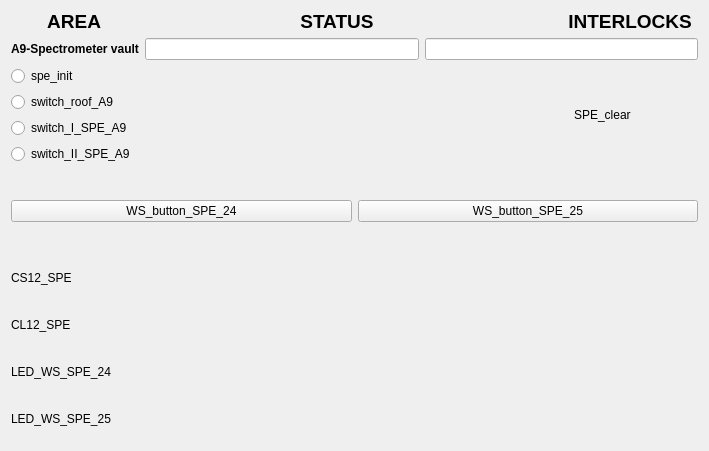
yannS2016/tlabsVCS, file vcsDisplays/SPE.ui: the form before one commit.
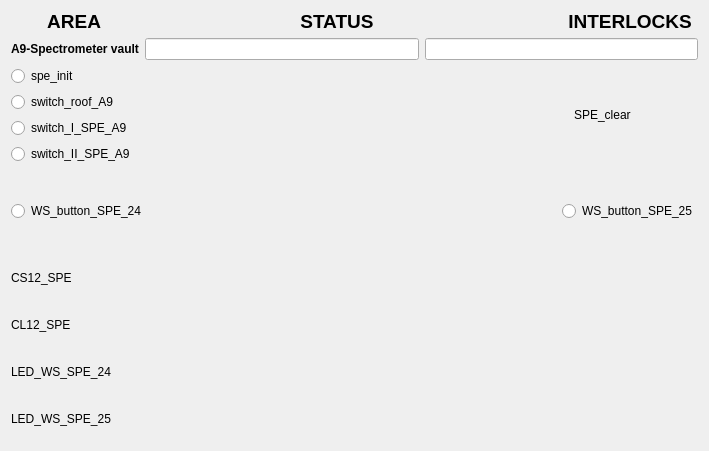
The form after the commit. Custom widgets are drawn as their Qt base class.

The edit to the form file:
```diff
--- a/vcsDisplays/SPE.ui
+++ b/vcsDisplays/SPE.ui
@@ -6,7 +6,7 @@
    <rect>
     <x>0</x>
     <y>0</y>
-    <width>671</width>
+    <width>648</width>
     <height>451</height>
    </rect>
   </property>
@@ -247,21 +247,15 @@
    <item>
     <layout class="QHBoxLayout" name="horizontalLayout_10">
      <item>
-      <widget class="QEPushButton" name="qepushbutton">
+      <widget class="QERadioButton" name="qeradiobutton_6">
        <property name="text">
         <string>WS_button_SPE_24</string>
        </property>
        <property name="variable" stdset="0">
         <string>VCS:WS-BUT-SPE-24</string>
        </property>
-       <property name="writeOnPress">
-        <bool>true</bool>
-       </property>
-       <property name="writeOnRelease">
-        <bool>true</bool>
-       </property>
-       <property name="writeOnClick">
-        <bool>false</bool>
+       <property name="format" stdset="0">
+        <enum>QERadioButton::LocalEnumeration</enum>
        </property>
        <property name="pressText">
         <string>0</string>
@@ -272,21 +266,28 @@
       </widget>
      </item>
      <item>
-      <widget class="QEPushButton" name="qepushbutton_2">
+      <spacer name="horizontalSpacer_2">
+       <property name="orientation">
+        <enum>Qt::Horizontal</enum>
+       </property>
+       <property name="sizeHint" stdset="0">
+        <size>
+         <width>40</width>
+         <height>20</height>
+        </size>
+       </property>
+      </spacer>
+     </item>
+     <item>
+      <widget class="QERadioButton" name="qeradiobutton_5">
        <property name="text">
         <string>WS_button_SPE_25</string>
        </property>
        <property name="variable" stdset="0">
         <string>VCS:WS-BUT-SPE-25</string>
        </property>
-       <property name="writeOnPress">
-        <bool>true</bool>
-       </property>
-       <property name="writeOnRelease">
-        <bool>true</bool>
-       </property>
-       <property name="writeOnClick">
-        <bool>false</bool>
+       <property name="format" stdset="0">
+        <enum>QERadioButton::LocalEnumeration</enum>
        </property>
        <property name="pressText">
         <string>0</string>
@@ -532,11 +533,6 @@
    <extends>QLineEdit</extends>
    <header>QELineEdit.h</header>
   </customwidget>
-  <customwidget>
-   <class>QEPushButton</class>
-   <extends>QPushButton</extends>
-   <header>QEPushButton.h</header>
-  </customwidget>
   <customwidget>
    <class>QERadioButton</class>
    <extends>QRadioButton</extends>
```
Left out of the diff: 6 changed lines with no effect on the pictures.
